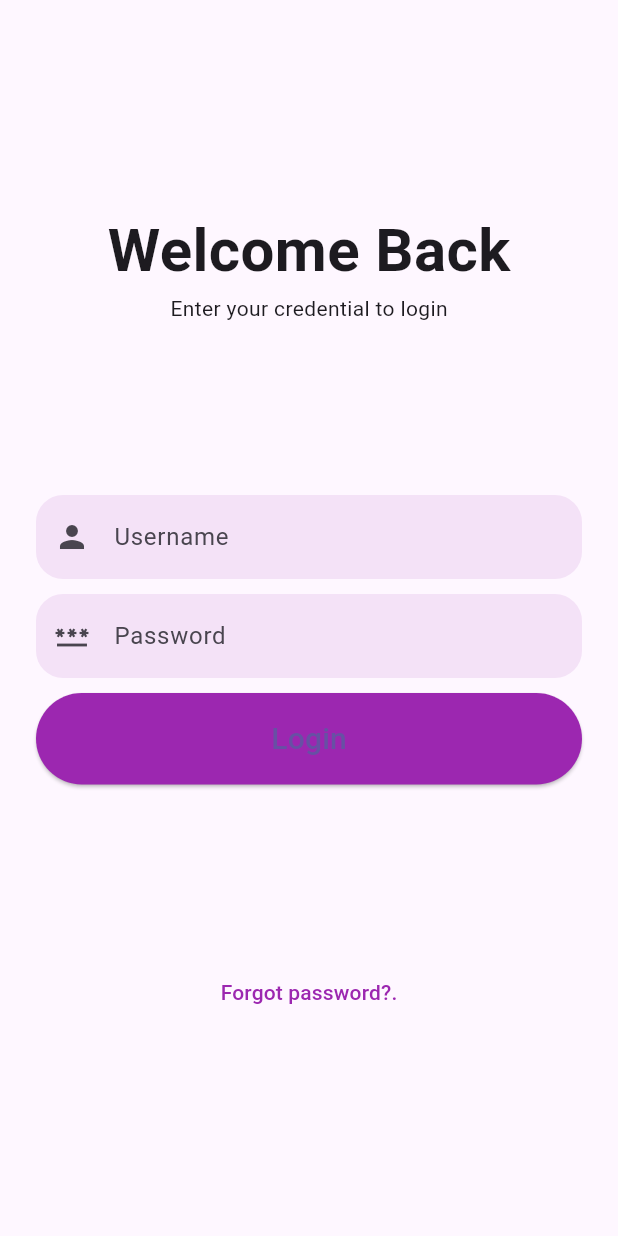
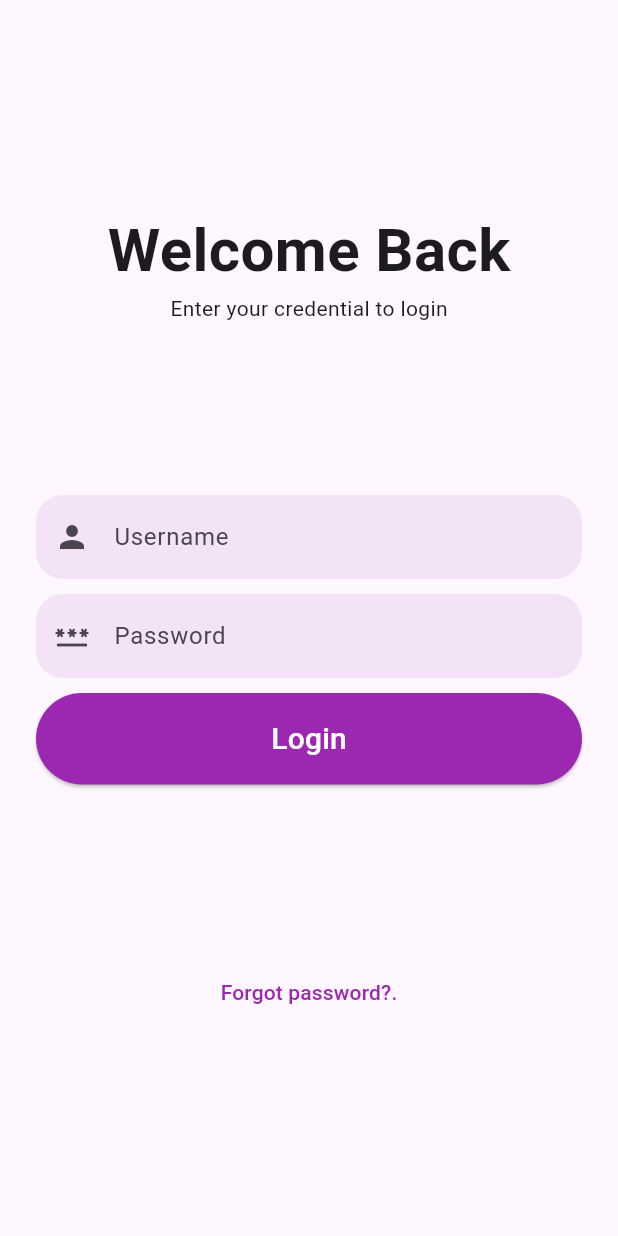
Before and after one commit to hyzic23/beta_app, a Flutter app: the screen it shows after launch, on a phone screen of 412 x 824 dp. Run offline on Flutter 3.47's test engine with Material 3 defaults, Android fonts, the phone set to English and light mode, and no system bars.

Commit message:
changed the text color for login to be White

```diff
--- a/lib/screens/login.dart
+++ b/lib/screens/login.dart
@@ -76,9 +76,7 @@
           ),
           child: const Text(
             "Login",
-            style: TextStyle(
-              fontSize: 20,
-            ),
+            style: TextStyle(fontSize: 20, color: Colors.white),
           ))
     ],
   );
```
